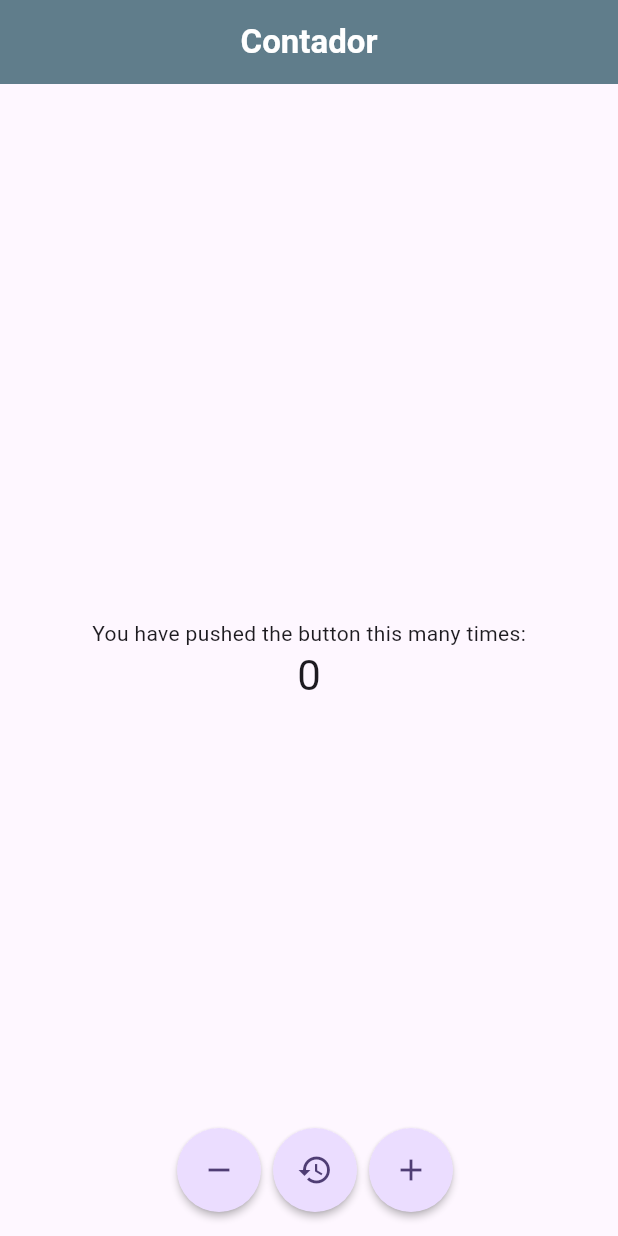
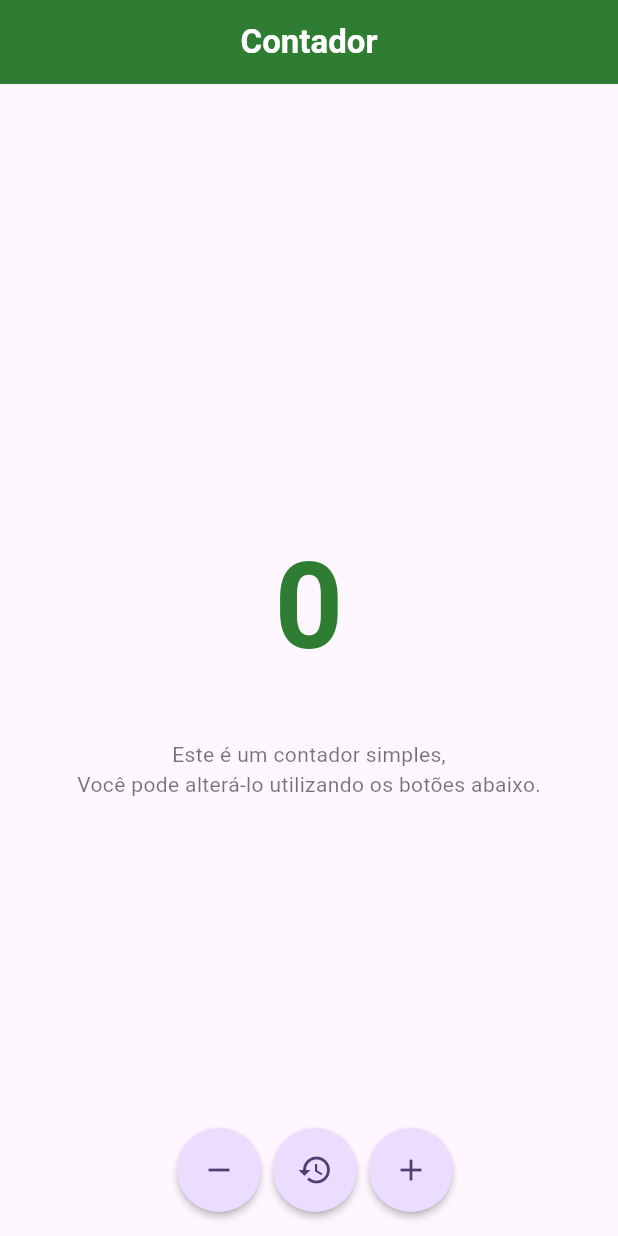
Before and after one commit to thdev-matheus/first-flutter-app, a Flutter app: the screen it shows after launch, on a phone screen of 412 x 824 dp. Run offline on Flutter 3.47's test engine with Material 2 defaults, Android fonts, the phone set to English and light mode, and no system bars.

Commit message:
style: changing the main colors and texts of the application

```diff
--- a/lib/main.dart
+++ b/lib/main.dart
@@ -52,11 +52,16 @@
     });
   }
 
+  Widget separator({double? width, double? height}) => SizedBox(
+        width: width,
+        height: height,
+      );
+
   @override
   Widget build(BuildContext context) {
     return Scaffold(
       appBar: AppBar(
-        backgroundColor: Colors.blueGrey,
+        backgroundColor: Colors.green[800],
         centerTitle: true,
         title: Text(
           widget.title,
@@ -70,12 +75,27 @@
         child: Column(
           mainAxisAlignment: MainAxisAlignment.center,
           children: <Widget>[
-            const Text(
-              'You have pushed the button this many times:',
-            ),
             Text(
               '$_counter',
-              style: Theme.of(context).textTheme.headlineMedium,
+              style: TextStyle(
+                  fontSize: 80,
+                  fontWeight: FontWeight.bold,
+                  color: Colors.green[800]),
+            ),
+            separator(height: 32),
+            const Text(
+              'Este é um contador simples,',
+              style: TextStyle(
+                fontSize: 14,
+                color: Colors.black54,
+              ),
+            ),
+            const Text(
+              'Você pode alterá-lo utilizando os botões abaixo.',
+              style: TextStyle(
+                fontSize: 14,
+                color: Colors.black54,
+              ),
             ),
           ],
         ),
@@ -86,7 +106,7 @@
           mainAxisAlignment: MainAxisAlignment.center,
           children: [
             FloatingActionButton(
-              tooltip: "-1",
+              tooltip: '-1',
               elevation: 2,
               onPressed: _decrementCounter,
               shape: const CircleBorder(),
@@ -96,7 +116,7 @@
               width: 8,
             ),
             FloatingActionButton(
-              tooltip: "Resetar Contador",
+              tooltip: 'Resetar Contador',
               elevation: 2,
               onPressed: _resetCounter,
               shape: const CircleBorder(),
```
